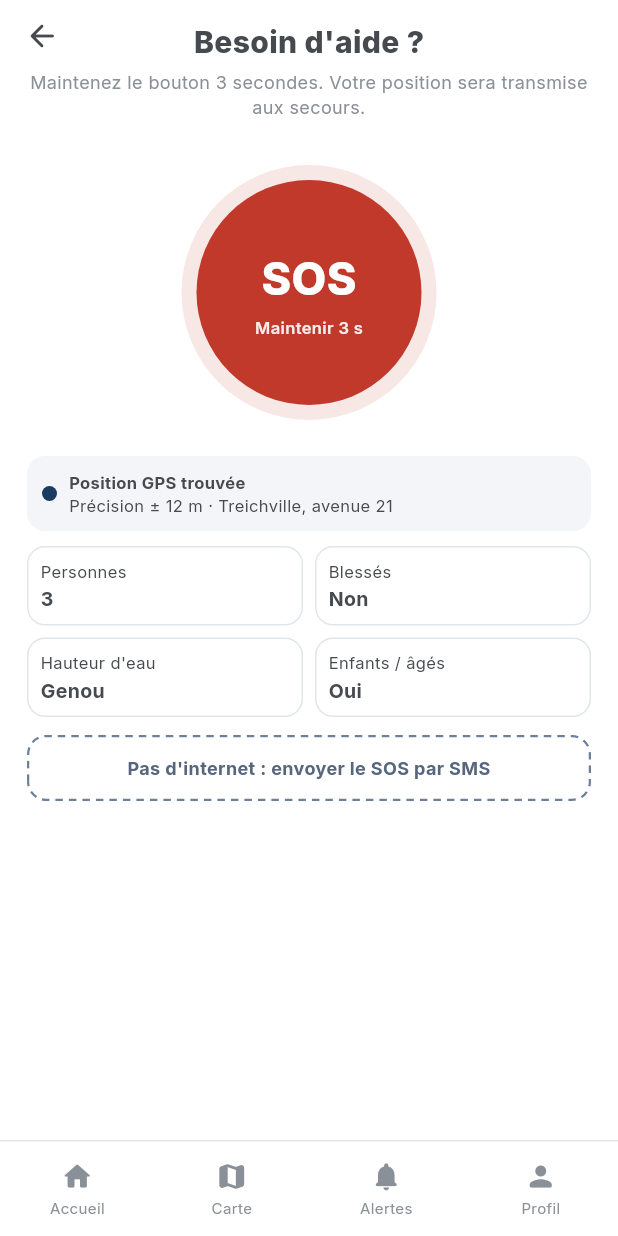
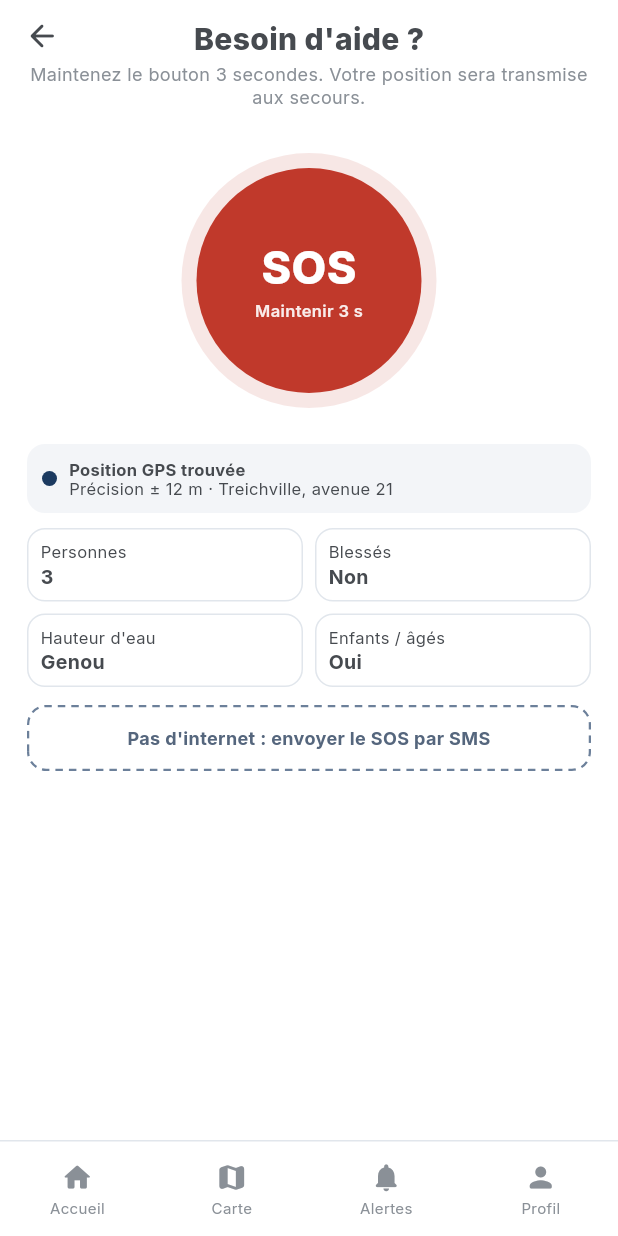
Before and after one commit to knourdeen44/hydrotic-ci, a Flutter app: the SosScreen screen opened by its route, on a phone screen of 412 x 824 dp. Run offline on Flutter 3.47's test engine with Material 3 defaults, Android fonts, the phone set to English and light mode, and no system bars; our stand-ins replace flutter_riverpod, go_router.

Commit message:
ui(theme): hauteur de ligne explicite d'Inter, vraies ombres dans les goldens
- tokens.json : typography.lineHeightNormal (1,21, line-height « normal » du navigateur) ;
  Flutter prenait ≈ 1,42 et décalait l'écran SOS de 8 à 10 px
- golden tests : ombres floues (debugDisableShadows désactivé pendant la capture)

Co-Authored-By: Claude Opus 5.5 <noreply@anthropic.com>

```diff
--- a/design/tokens.json
+++ b/design/tokens.json
@@ -38,6 +38,7 @@
   "typography": {
     "fontFamily": "Inter",
     "fallback": "system-ui, sans-serif",
+    "lineHeightNormal": { "value": 1.21, "_note": "line-height « normal » d'Inter dans le navigateur (métriques hhea : (1984 + 494) / 2048). Appliqué aux styles mobiles sans lineHeight, car Flutter utilise sinon des métriques plus hautes (≈ 1,42)." },
     "mobile": {
       "riskTitle":   { "size": 26, "weight": 800 },
       "screenTitle": { "size": 20, "weight": 800 },
--- a/mobile/lib/theme/hydrotic_text.dart
+++ b/mobile/lib/theme/hydrotic_text.dart
@@ -6,18 +6,18 @@ import 'package:flutter/painting.dart';
 abstract final class HydroticText {
   static const String fontFamily = 'Inter';
 
-  static const TextStyle riskTitle = TextStyle(fontFamily: fontFamily, fontSize: 26.0, fontWeight: FontWeight.w800);
-  static const TextStyle screenTitle = TextStyle(fontFamily: fontFamily, fontSize: 20.0, fontWeight: FontWeight.w800);
+  static const TextStyle riskTitle = TextStyle(fontFamily: fontFamily, fontSize: 26.0, fontWeight: FontWeight.w800, height: 1.21);
+  static const TextStyle screenTitle = TextStyle(fontFamily: fontFamily, fontSize: 20.0, fontWeight: FontWeight.w800, height: 1.21);
   static const TextStyle sheetTitle = TextStyle(fontFamily: fontFamily, fontSize: 17.0, fontWeight: FontWeight.w800, height: 1.3);
-  static const TextStyle greeting = TextStyle(fontFamily: fontFamily, fontSize: 16.0, fontWeight: FontWeight.w700);
-  static const TextStyle statValue = TextStyle(fontFamily: fontFamily, fontSize: 15.0, fontWeight: FontWeight.w700);
-  static const TextStyle button = TextStyle(fontFamily: fontFamily, fontSize: 14.0, fontWeight: FontWeight.w700);
-  static const TextStyle sectionTitle = TextStyle(fontFamily: fontFamily, fontSize: 13.0, fontWeight: FontWeight.w700);
+  static const TextStyle greeting = TextStyle(fontFamily: fontFamily, fontSize: 16.0, fontWeight: FontWeight.w700, height: 1.21);
+  static const TextStyle statValue = TextStyle(fontFamily: fontFamily, fontSize: 15.0, fontWeight: FontWeight.w700, height: 1.21);
+  static const TextStyle button = TextStyle(fontFamily: fontFamily, fontSize: 14.0, fontWeight: FontWeight.w700, height: 1.21);
+  static const TextStyle sectionTitle = TextStyle(fontFamily: fontFamily, fontSize: 13.0, fontWeight: FontWeight.w700, height: 1.21);
   static const TextStyle body = TextStyle(fontFamily: fontFamily, fontSize: 13.0, fontWeight: FontWeight.w400, height: 1.4);
   /// À afficher en MAJUSCULES (`toUpperCase()`).
-  static const TextStyle overline = TextStyle(fontFamily: fontFamily, fontSize: 12.0, fontWeight: FontWeight.w600, letterSpacing: 1.0);
-  static const TextStyle caption = TextStyle(fontFamily: fontFamily, fontSize: 12.0, fontWeight: FontWeight.w400);
-  static const TextStyle small = TextStyle(fontFamily: fontFamily, fontSize: 11.0, fontWeight: FontWeight.w400);
-  static const TextStyle navLabel = TextStyle(fontFamily: fontFamily, fontSize: 10.0, fontWeight: FontWeight.w400);
-  static const TextStyle navLabelActive = TextStyle(fontFamily: fontFamily, fontSize: 10.0, fontWeight: FontWeight.w700);
+  static const TextStyle overline = TextStyle(fontFamily: fontFamily, fontSize: 12.0, fontWeight: FontWeight.w600, height: 1.21, letterSpacing: 1.0);
+  static const TextStyle caption = TextStyle(fontFamily: fontFamily, fontSize: 12.0, fontWeight: FontWeight.w400, height: 1.21);
+  static const TextStyle small = TextStyle(fontFamily: fontFamily, fontSize: 11.0, fontWeight: FontWeight.w400, height: 1.21);
+  static const TextStyle navLabel = TextStyle(fontFamily: fontFamily, fontSize: 10.0, fontWeight: FontWeight.w400, height: 1.21);
+  static const TextStyle navLabelActive = TextStyle(fontFamily: fontFamily, fontSize: 10.0, fontWeight: FontWeight.w700, height: 1.21);
 }
```
Also changed, not shown: 2 other files.
